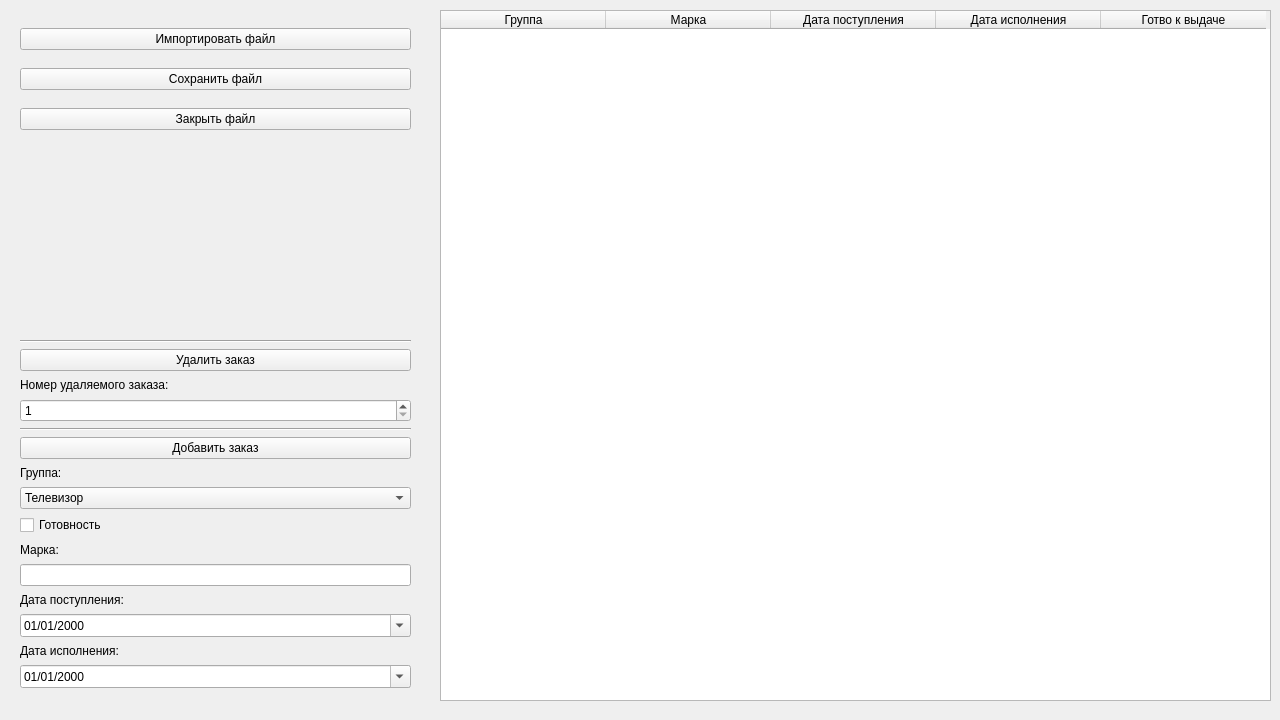
Before: the Qt Designer form LabWork_2/Task_2/mainwindow.ui in Max2772/FoA-P-2-Semester-, drawn with Qt 5.
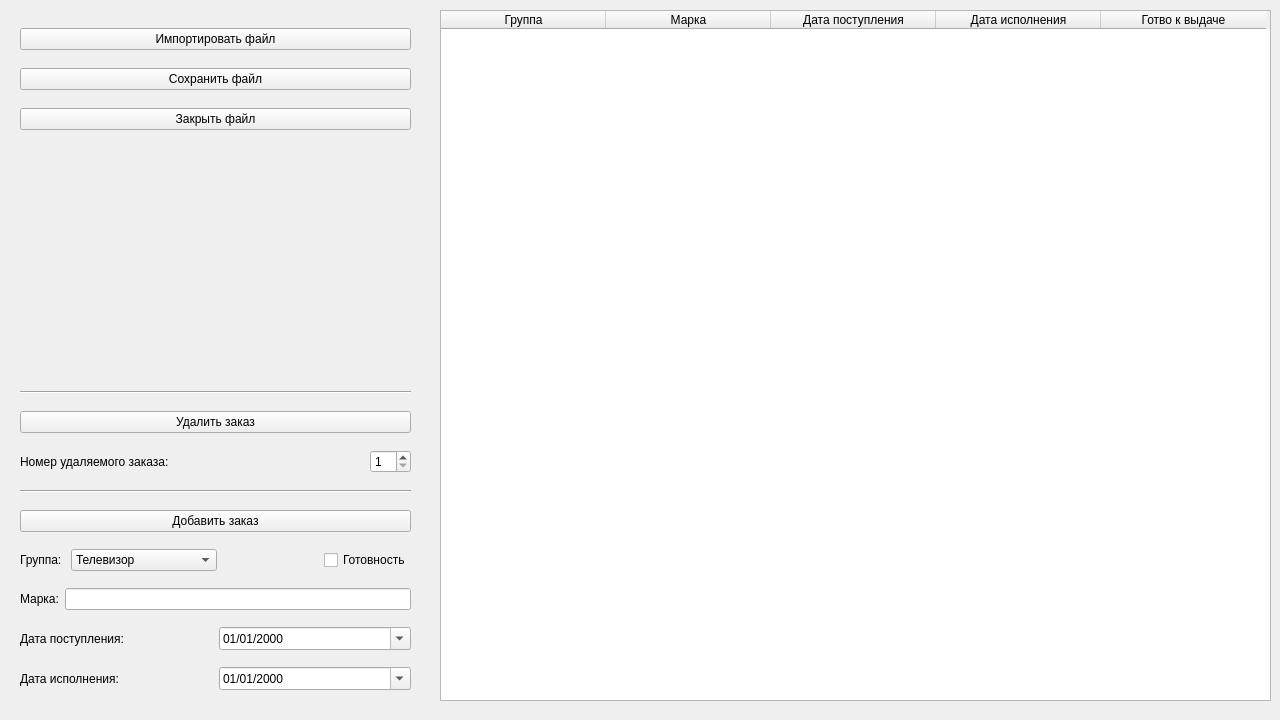
After: the same form once the commit is applied. Icons and pictures are not drawn.

The edit to the form file:
```diff
--- a/LabWork_2/Task_2/mainwindow.ui
+++ b/LabWork_2/Task_2/mainwindow.ui
@@ -171,9 +171,9 @@
     <property name="geometry">
      <rect>
       <x>20</x>
-      <y>340</y>
+      <y>380</y>
       <width>391</width>
-      <height>357</height>
+      <height>321</height>
      </rect>
     </property>
     <layout class="QVBoxLayout" name="verticalLayout_2">
@@ -192,12 +192,30 @@
       </widget>
      </item>
      <item>
+      <layout class="QHBoxLayout" name="horizontalLayout_2">
+       <item>
       <widget class="QLabel" name="labelDeleteOrder">
        <property name="text">
         <string>Номер удаляемого заказа:</string>
        </property>
       </widget>
      </item>
+       <item>
+        <spacer name="verticalSpacer">
+         <property name="orientation">
+          <enum>Qt::Horizontal</enum>
+         </property>
+         <property name="sizeType">
+          <enum>QSizePolicy::MinimumExpanding</enum>
+         </property>
+         <property name="sizeHint" stdset="0">
+          <size>
+           <width>0</width>
+           <height>0</height>
+          </size>
+         </property>
+        </spacer>
+       </item>
      <item>
       <widget class="QSpinBox" name="spinBoxDeleteOrder">
        <property name="minimum">
@@ -205,6 +223,8 @@
        </property>
       </widget>
      </item>
+      </layout>
+     </item>
      <item>
       <widget class="Line" name="line_2">
        <property name="orientation">
@@ -220,6 +240,8 @@
       </widget>
      </item>
      <item>
+      <layout class="QHBoxLayout" name="horizontalLayout_4">
+       <item>
       <widget class="QLabel" name="labelGroupName">
        <property name="text">
         <string>Группа: </string>
@@ -258,6 +280,22 @@
        </item>
       </widget>
      </item>
+       <item>
+        <spacer name="verticalSpacer_3">
+         <property name="orientation">
+          <enum>Qt::Horizontal</enum>
+         </property>
+         <property name="sizeType">
+          <enum>QSizePolicy::MinimumExpanding</enum>
+         </property>
+         <property name="sizeHint" stdset="0">
+          <size>
+           <width>0</width>
+           <height>0</height>
+          </size>
+         </property>
+        </spacer>
+       </item>
      <item>
       <widget class="QCheckBox" name="checkBoxIsCompleted">
        <property name="text">
@@ -265,6 +303,10 @@
        </property>
       </widget>
      </item>
+      </layout>
+     </item>
+     <item>
+      <layout class="QHBoxLayout" name="horizontalLayout_5">
      <item>
       <widget class="QLabel" name="labelBrand">
        <property name="text">
@@ -272,9 +314,29 @@
        </property>
       </widget>
      </item>
+       <item>
+        <spacer name="verticalSpacer_4">
+         <property name="orientation">
+          <enum>Qt::Horizontal</enum>
+         </property>
+         <property name="sizeType">
+          <enum>QSizePolicy::Fixed</enum>
+         </property>
+         <property name="sizeHint" stdset="0">
+          <size>
+           <width>0</width>
+           <height>0</height>
+          </size>
+         </property>
+        </spacer>
+       </item>
      <item>
       <widget class="QLineEdit" name="lineEditBrand"/>
      </item>
+      </layout>
+     </item>
+     <item>
+      <layout class="QHBoxLayout" name="horizontalLayout_6">
      <item>
       <widget class="QLabel" name="labelReceiptDate">
        <property name="text">
@@ -282,6 +344,22 @@
        </property>
       </widget>
      </item>
+       <item>
+        <spacer name="verticalSpacer_5">
+         <property name="orientation">
+          <enum>Qt::Horizontal</enum>
+         </property>
+         <property name="sizeType">
+          <enum>QSizePolicy::Minimum</enum>
+         </property>
+         <property name="sizeHint" stdset="0">
+          <size>
+           <width>0</width>
+           <height>0</height>
+          </size>
+         </property>
+        </spacer>
+       </item>
      <item>
       <widget class="QDateEdit" name="dateEditReceiptDate">
        <property name="displayFormat">
@@ -292,6 +370,10 @@
        </property>
       </widget>
      </item>
+      </layout>
+     </item>
+     <item>
+      <layout class="QHBoxLayout" name="horizontalLayout_8">
      <item>
       <widget class="QLabel" name="labelCompletionDate">
        <property name="text">
@@ -299,6 +381,22 @@
        </property>
       </widget>
      </item>
+       <item>
+        <spacer name="verticalSpacer_7">
+         <property name="orientation">
+          <enum>Qt::Horizontal</enum>
+         </property>
+         <property name="sizeType">
+          <enum>QSizePolicy::Minimum</enum>
+         </property>
+         <property name="sizeHint" stdset="0">
+          <size>
+           <width>0</width>
+           <height>0</height>
+          </size>
+         </property>
+        </spacer>
+       </item>
      <item>
       <widget class="QDateEdit" name="dateEditCompletionDate">
        <property name="displayFormat">
@@ -309,6 +407,20 @@
        </property>
       </widget>
      </item>
+      </layout>
+     </item>
+    </layout>
+   </widget>
+   <widget class="QWidget" name="horizontalLayoutWidget_7">
+    <property name="geometry">
+     <rect>
+      <x>1170</x>
+      <y>340</y>
+      <width>391</width>
+      <height>80</height>
+     </rect>
+    </property>
+    <layout class="QHBoxLayout" name="horizontalLayout_7">
      <item>
       <widget class="Line" name="line_3">
        <property name="lineWidth">
```
Left out of the diff: 16 changed lines with no effect on the pictures. Lines whose indentation alone changed are shown as unchanged.
